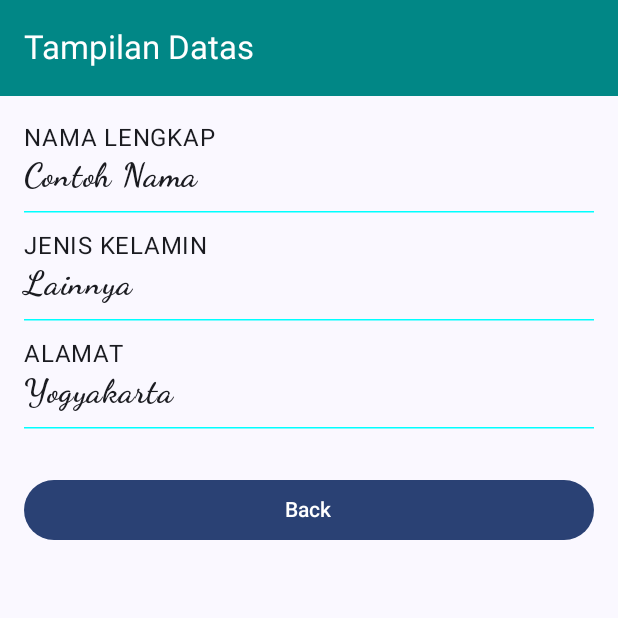
After one commit to NaufalZuhdyRabbani/QuestNavigasiUI_061, an Android app built with Jetpack Compose: the composable TampilData shown on its own in the app's theme, on a phone screen of 412 x 824 dp, the top half of it. The commit adds this screen. Run offline under Robolectric (Android 15) with nearby library versions, the phone set to English and light mode, and no system bars.

Commit message:
MENAMBAHKAN FILE TAMPIL DATA DAN MEMPERBAIKI STRING

```diff
--- /dev/null
+++ b/app/src/main/java/com/example/questionnavigation_061/ui/theme/view/TampilData.kt
@@ -0,0 +1,67 @@
+package com.example.navigasiui.view
+
+import androidx.compose.foundation.layout.Arrangement
+import androidx.compose.foundation.layout.Column
+import androidx.compose.foundation.layout.Spacer
+import androidx.compose.foundation.layout.fillMaxWidth
+import androidx.compose.foundation.layout.height
+import androidx.compose.foundation.layout.padding
+import androidx.compose.material3.Button
+import androidx.compose.material3.HorizontalDivider
+import androidx.compose.material3.Scaffold
+import androidx.compose.material3.Text
+import androidx.compose.material3.TopAppBar
+import androidx.compose.material3.TopAppBarDefaults
+import androidx.compose.runtime.Composable
+import androidx.compose.ui.Modifier
+import androidx.compose.ui.graphics.Color
+import androidx.compose.ui.res.colorResource
+import androidx.compose.ui.res.dimensionResource
+import androidx.compose.ui.res.stringResource
+import androidx.compose.ui.text.font.FontFamily
+import androidx.compose.ui.text.font.FontWeight
+import androidx.compose.ui.unit.dp
+import androidx.compose.ui.unit.sp
+import com.example.questionnavigation_061.R
+
+@Composable
+fun TampilData(
+    onBackBtnClick:()-> Unit
+){
+    val items = listOf(
+        Pair(stringResource(id = R.string.nama_lengkap), "Contoh Nama"),
+        Pair(stringResource(id = R.string.jenis_kelamin), "Lainnya"),
+        Pair(stringResource(id = R.string.alamat), "Yogyakarta")
+    )
+    Scaffold (modifier = Modifier,
+        {
+            TopAppBar(
+                title = { Text(text = stringResource(id = R.string.tampil), color = Color.White)},
+                colors = TopAppBarDefaults
+                    .mediumTopAppBarColors(colorResource(id=R.color.teal_700))
+            )
+        }){ isiRuang->
+        Column(modifier = Modifier.padding(isiRuang),
+            verticalArrangement = Arrangement.SpaceBetween) {
+            Column(modifier = Modifier.padding(dimensionResource(id = R.dimen.padding_medium)),
+                verticalArrangement = Arrangement.spacedBy(dimensionResource(id = R.dimen.padding_small))) {
+                items.forEach { item ->
+                    Column {
+                        Text(text = item.first.uppercase(),
+                            fontSize = 16.sp)
+                        Text(text = item.second,
+                            fontWeight = FontWeight.Bold,
+                            fontFamily = FontFamily.Cursive, fontSize = 22.sp)
+                    }
+                    HorizontalDivider(thickness = 1.dp, color = Color.Cyan)
+                }
+                Spacer(modifier = Modifier.height(height = 10.dp))
+                Button(
+                    modifier = Modifier.fillMaxWidth(),
+                    onClick = onBackBtnClick) {
+                    Text(text = stringResource(id=R.string.back))
+                }
+            }
+        }
+        }
+}
--- a/app/src/main/res/values/strings.xml
+++ b/app/src/main/res/values/strings.xml
@@ -3,8 +3,8 @@
     <string name="submit">Submit</string>
     <string name="back">Back</string>
     <string name="nama_lengkap">NAMA LENGKAP</string>
-    <string name="jenis_kelamin">JENTS KELANIN</string>
-    <string name="aLamat">ALAMAT</string>
+    <string name="jenis_kelamin">JENIS KELAMIN</string>
+    <string name="alamat">Alamat</string>
     <string name="tampil">Tampilan Datas</string>
     <string name="home">Form Isian</string>
     </resources>
```
